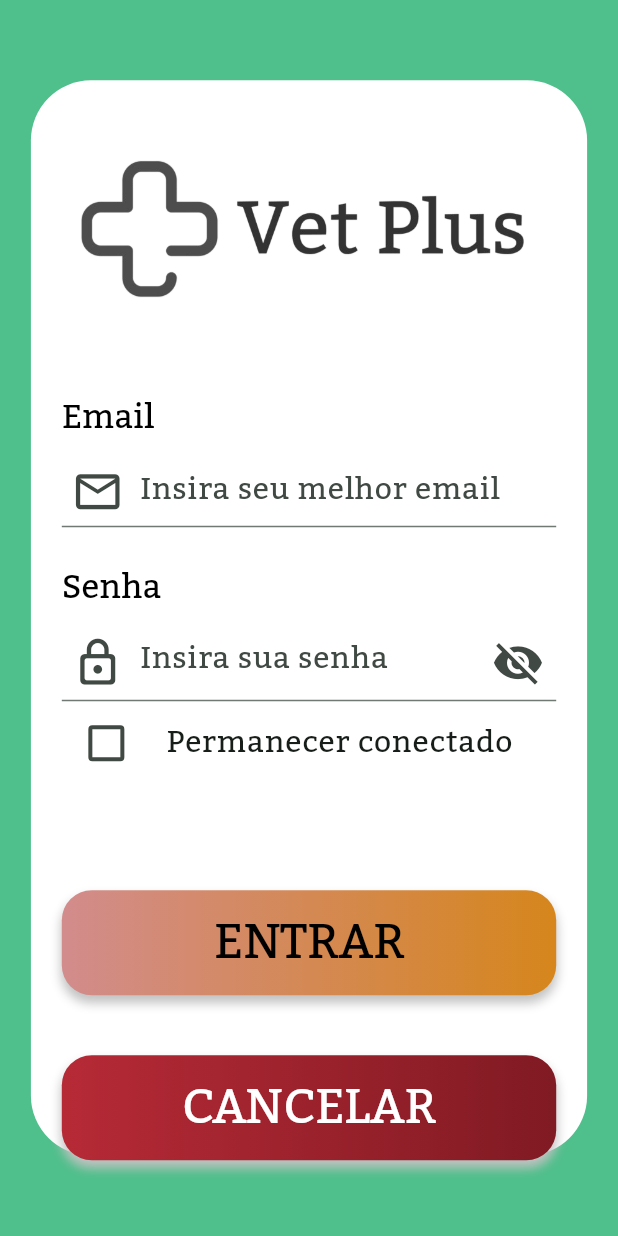
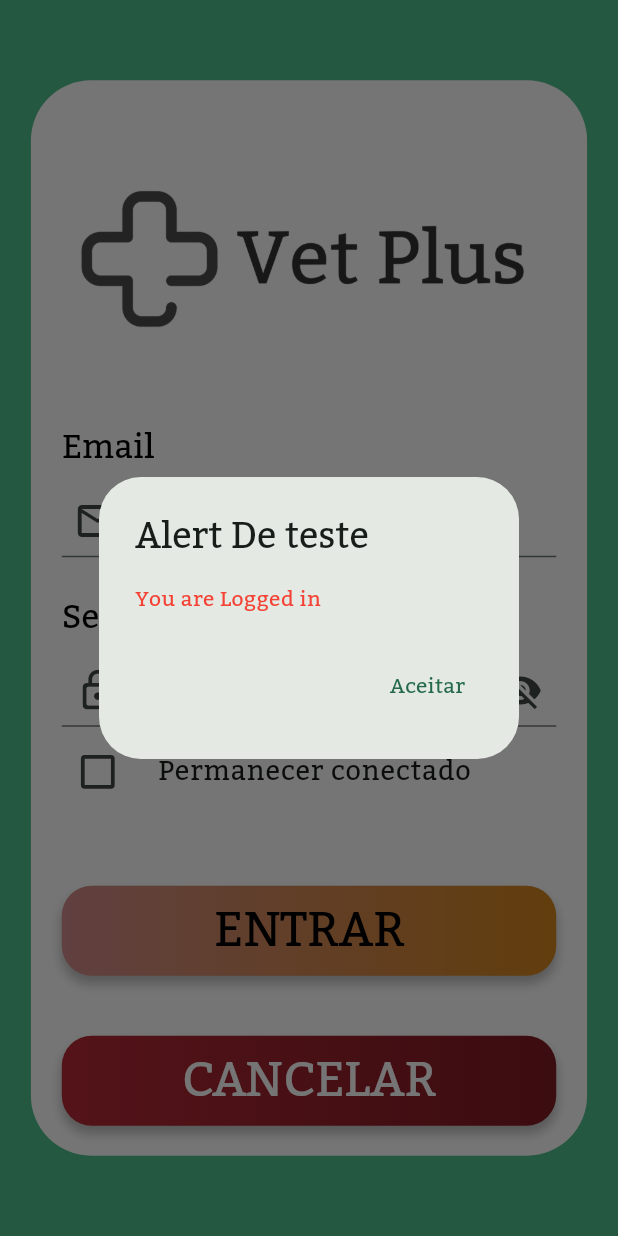
Before and after one commit to SirOtaiv/Vet_Plus, a Flutter app: the LoginPage screen opened directly, after a tap on "ENTRAR", on a phone screen of 412 x 824 dp. Run offline on Flutter 3.47's test engine with Material 3 defaults, Android fonts, the phone set to English and light mode, and no system bars.

Commit message:
Formatado arquivos / Melhorado UI em tela

```diff
--- a/lib/components/checkbox/checkbox_tile.dart
+++ b/lib/components/checkbox/checkbox_tile.dart
@@ -77,6 +77,7 @@ class CheckboxTile extends StatelessWidget {
       child: ListTile(
         leading: leading,
         title: title,
+        contentPadding: const EdgeInsets.only(top: 2),
         subtitle: subtitle,
         trailing: trailing,
         selected: selected,
--- a/lib/components/textfields/password_field.dart
+++ b/lib/components/textfields/password_field.dart
@@ -7,6 +7,7 @@ class PasswordField extends StatelessWidget {
   final double? height;
   final double? width;
   final double? fontSize;
+  final bool? isPasswordValidated;
   final void Function()? onPressed;
   final FormFieldValidator<String?>? validator;
   final ValueChanged<String>? onChange;
@@ -20,12 +21,13 @@ class PasswordField extends StatelessWidget {
     required this.width,
     required this.onPressed,
     this.fontSize,
+    this.isPasswordValidated = true,
     this.validator,
     this.onChange,
   }) : super(key: key);
 
   String? validatePassword(String? value) {
-    if (value != null) {
+    if (value != null && isPasswordValidated!) {
       List<String> requirements = [];
 
       if (value.length < 8) {
--- a/lib/main.dart
+++ b/lib/main.dart
@@ -81,7 +81,7 @@ class _MyHomePageState extends State<MyHomePage> {
                   ),
                   SizedBox(
                     width: config.viewWidth * 0.8,
-                    height: 70,
+                    height: 60,
                     child: ElevatedButton(
                       onPressed: () => router.push(context, const LoginPage()),
                       style: ElevatedButton.styleFrom(
@@ -102,7 +102,7 @@ class _MyHomePageState extends State<MyHomePage> {
                   ),
                   SizedBox(
                     width: config.viewWidth * 0.8,
-                    height: 70,
+                    height: 60,
                     child: ElevatedButton(
                       onPressed: () =>
                           router.push(context, const RegisterPage()),
--- a/lib/pages/login_page.dart
+++ b/lib/pages/login_page.dart
@@ -1,5 +1,6 @@
 import 'package:flutter/material.dart';
 import 'package:vet_plus/components/checkbox/checkbox_tile.dart';
+import 'package:vet_plus/components/textfields/password_field.dart';
 import 'package:vet_plus/configs/pages_configs.dart';
 import 'package:vet_plus/navigation/router.dart';
 
@@ -58,14 +59,13 @@ class _LoginPageState extends State<LoginPage> {
                             child: const TextField(
                               decoration: InputDecoration(
                                 hintText: "Insira seu melhor email",
-                                hintStyle: TextStyle(fontSize: 20),
                                 prefixIcon: Icon(
                                   Icons.email_outlined,
-                                  size: 35,
+                                  size: 32,
                                 ),
+                                contentPadding: EdgeInsets.only(top: 12),
                               ),
-                              style:
-                                  TextStyle(color: Colors.black, fontSize: 20),
+                              style: TextStyle(color: Colors.black),
                               keyboardType: TextInputType.emailAddress,
                             ),
                           ),
@@ -81,45 +81,26 @@ class _LoginPageState extends State<LoginPage> {
                               style: Theme.of(context).textTheme.titleLarge,
                             ),
                           ),
-                          SizedBox(
+                          PasswordField(
+                            obscureText: isPasswordVisible,
+                            hintText: "Insira sua Senha novamente",
+                            isPasswordValidated: false,
+                            onPressed: () {
+                              setState(() {
+                                isPasswordVisible = !isPasswordVisible;
+                              });
+                            },
                             width: screenConfig.viewWidth * 0.8,
-                            child: TextField(
-                              obscureText: !isPasswordVisible,
-                              decoration: InputDecoration(
-                                hintText: "Insira sua senha",
-                                hintStyle: const TextStyle(fontSize: 20),
-                                prefixIcon: const Icon(
-                                  Icons.lock_outline_rounded,
-                                  size: 35,
-                                ),
-                                suffixIcon: IconButton(
-                                  icon: Icon(
-                                    isPasswordVisible
-                                        ? Icons.visibility
-                                        : Icons.visibility_off,
-                                    size: 35,
-                                  ),
-                                  onPressed: () {
-                                    setState(() {
-                                      isPasswordVisible = !isPasswordVisible;
-                                    });
-                                  },
-                                ),
-                              ),
-                              style: const TextStyle(
-                                  color: Colors.black, fontSize: 20),
-                              keyboardType: TextInputType.visiblePassword,
-                            ),
                           ),
                           SizedBox(
-                            height: 60,
-                            width: screenConfig.viewWidth * 0.85,
+                            height: 40,
+                            width: screenConfig.viewWidth * 0.8,
                             child: CheckboxTile(
                               title: const Text(
                                 "Permanecer conectado",
-                                style: TextStyle(fontSize: 20),
+                                style: TextStyle(fontSize: 18),
                               ),
-                              iconSize: 32,
+                              iconSize: 30,
                               value: isPersonRemembered,
                               onChanged: (bool? value) {
                                 setState(() {
@@ -137,7 +118,7 @@ class _LoginPageState extends State<LoginPage> {
                           ),
                           Container(
                               width: screenConfig.viewWidth * 0.8,
-                              height: 70,
+                              height: 60,
                               decoration: BoxDecoration(
                                   borderRadius: BorderRadius.circular(20),
                                   boxShadow: const [
@@ -152,7 +133,23 @@ class _LoginPageState extends State<LoginPage> {
                                     Color.fromARGB(255, 214, 134, 28)
                                   ])),
                               child: ElevatedButton(
-                                onPressed: () => {},
+                                onPressed: () {
+                                  showDialog(
+                                      context: context,
+                                      builder: (_) => AlertDialog(
+                                            title: const Text('Alert De teste'),
+                                            content:
+                                                const Text('You are Logged in'),
+                                            actions: [
+                                              TextButton(
+                                                  onPressed: () =>
+                                                      Navigator.pop(
+                                                          context, 'OK'),
+                                                  child: const Text("Aceitar")),
+                                            ],
+                                            elevation: 24.0,
+                                          ));
+                                },
                                 style: ElevatedButton.styleFrom(
                                     shadowColor: Colors.transparent,
                                     backgroundColor: Colors.transparent,
@@ -174,7 +171,7 @@ class _LoginPageState extends State<LoginPage> {
                           ),
                           Container(
                               width: screenConfig.viewWidth * 0.8,
-                              height: 70,
+                              height: 60,
                               decoration: BoxDecoration(
                                   boxShadow: const [
                                     BoxShadow(
```
Also changed, not shown: lib/pages/register_page.dart (+11 -12 lines).
